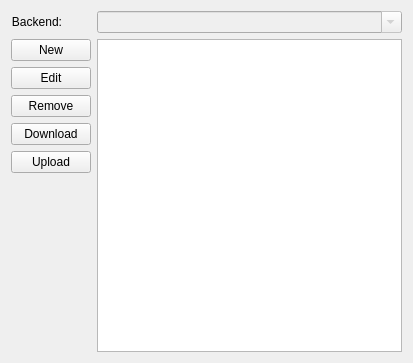
Before: the Qt Designer form src/widgets/templatechooser.ui in KDE/cirkuit, drawn with Qt 5.
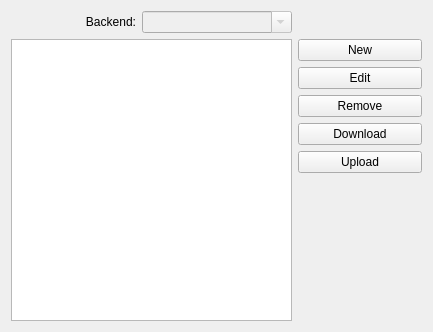
After: the same form once the commit is applied. Custom widgets are drawn as their Qt base class.

Commit message: Fixed wrong layout of the template chooser

What changed in the file:
```diff
--- a/src/widgets/templatechooser.ui
+++ b/src/widgets/templatechooser.ui
@@ -6,11 +6,11 @@
    <rect>
     <x>0</x>
     <y>0</y>
-    <width>413</width>
-    <height>363</height>
+    <width>433</width>
+    <height>332</height>
    </rect>
   </property>
-  <layout class="QFormLayout" name="formLayout">
+  <layout class="QGridLayout" name="gridLayout">
    <item row="0" column="0">
     <widget class="QLabel" name="label">
      <property name="text">
```
